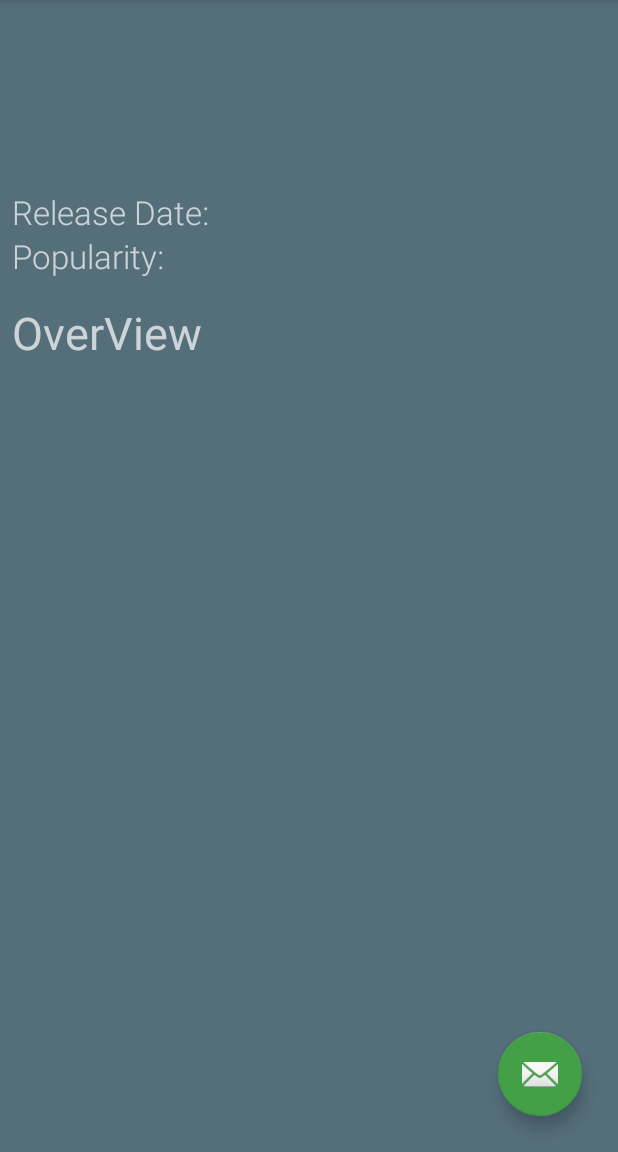
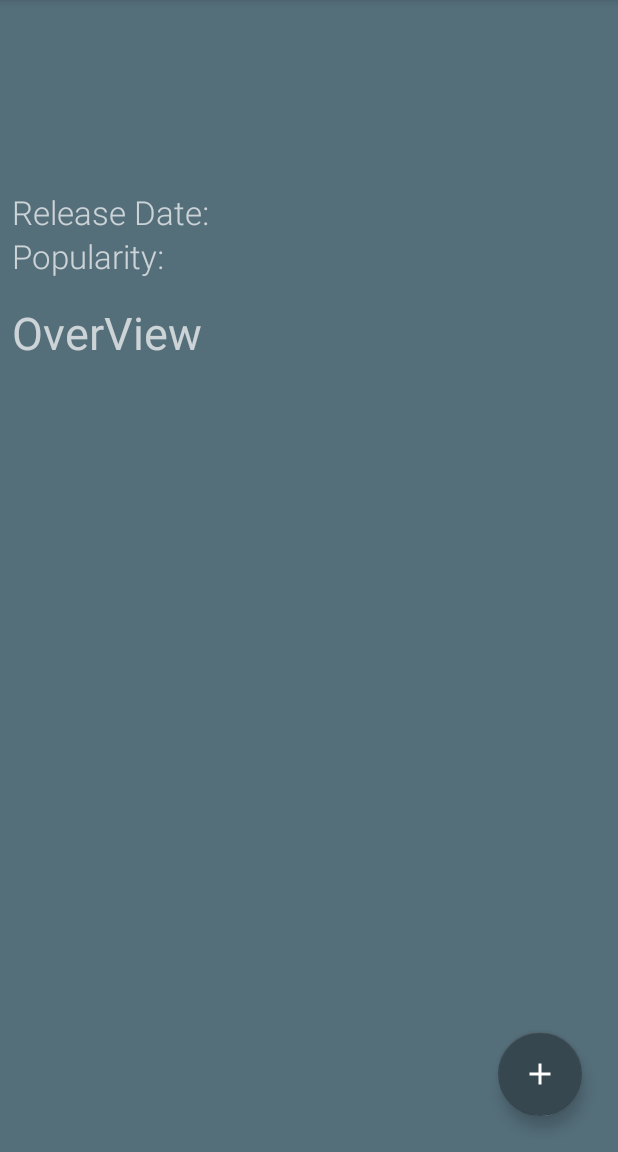
Before and after one commit to pengkunRu/Popular-Movies, an Android app: the DetailActivity screen opened directly, with no data from a screen before it, after a tap on an icon or button, on a phone screen of 412 x 824 dp, the part 84-1236 px from its top. Run offline under Robolectric (Android 15) with nearby library versions, the phone set to English and light mode, and no system bars; our stand-ins replace Picasso; network calls fail; pictures from the network do not load.

Commit message:
1.33 Polish the Float Action Button in detail_activity.xml

```diff
--- a/app/src/main/java/com/example/android/popularmovies/DetailActivity.java
+++ b/app/src/main/java/com/example/android/popularmovies/DetailActivity.java
@@ -42,7 +42,9 @@ public class DetailActivity extends AppCompatActivity {
         fab.setOnClickListener(new View.OnClickListener() {
             @Override
             public void onClick(View view) {
-                Toast.makeText(DetailActivity.this,"Add your Action!",Toast.LENGTH_SHORT).show();
+                Context context = DetailActivity.this;
+                String text = "Collect The Movie";
+                Toast.makeText(context,text,Toast.LENGTH_SHORT).show();
             }
         });
 
--- a/app/src/main/res/layout/activity_detail.xml
+++ b/app/src/main/res/layout/activity_detail.xml
@@ -1,19 +1,20 @@
 <?xml version="1.0" encoding="utf-8"?>
 <RelativeLayout xmlns:android="http://schemas.android.com/apk/res/android"
     xmlns:tools="http://schemas.android.com/tools"
+    xmlns:app="http://schemas.android.com/apk/res-auto"
     android:id="@+id/activity_detail"
     android:layout_width="match_parent"
     android:layout_height="match_parent"
+    android:background="@color/colorBackground"
+    android:padding="8dp"
+    android:paddingLeft="10dp"
     android:paddingTop="16dp"
-    android:paddingLeft="10dp"
-    android:padding="8dp"
-    android:background="@color/colorBackground"
     tools:context="com.example.android.popularmovies.DetailActivity">
 
     <ScrollView
-        android:scrollbars="none"
         android:layout_width="match_parent"
-        android:layout_height="wrap_content">
+        android:layout_height="wrap_content"
+        android:scrollbars="none">
 
         <LinearLayout
             android:layout_width="match_parent"
@@ -30,28 +31,28 @@
                 tools:text="Logan" />
 
             <LinearLayout
-                android:layout_marginTop="16dp"
                 android:layout_width="match_parent"
                 android:layout_height="0dp"
+                android:layout_marginTop="16dp"
                 android:layout_weight="1"
                 android:orientation="horizontal">
 
                 <ImageView
-                    android:scaleType="centerCrop"
                     android:id="@+id/iv_image"
                     android:layout_width="0dp"
                     android:layout_height="match_parent"
-                    android:layout_weight="1" />
+                    android:layout_weight="1"
+                    android:scaleType="centerCrop" />
 
                 <TextView
-                    android:layout_marginRight="40dp"
-                    android:gravity="right|top"
-                    android:textSize="40sp"
-                    android:fontFamily="sans-serif-light"
                     android:id="@+id/tv_vote_average"
                     android:layout_width="0dp"
                     android:layout_height="match_parent"
-                    android:layout_weight="1" />
+                    android:layout_marginRight="40dp"
+                    android:layout_weight="1"
+                    android:fontFamily="sans-serif-light"
+                    android:gravity="right|top"
+                    android:textSize="40sp" />
             </LinearLayout>
 
             <LinearLayout
@@ -67,9 +68,9 @@
                     android:orientation="horizontal">
 
                     <TextView
-                        android:fontFamily="sans-serif-light"
                         android:layout_width="wrap_content"
                         android:layout_height="match_parent"
+                        android:fontFamily="sans-serif-light"
                         android:text="Release Date: "
                         android:textSize="22sp" />
 
@@ -105,11 +106,11 @@
                 </LinearLayout>
 
                 <LinearLayout
-                    android:paddingTop="16dp"
                     android:layout_width="match_parent"
                     android:layout_height="0dp"
                     android:layout_weight="6"
-                    android:orientation="vertical">
+                    android:orientation="vertical"
+                    android:paddingTop="16dp">
 
                     <TextView
                         android:layout_width="match_parent"
@@ -138,6 +139,7 @@
         android:layout_alignParentBottom="true"
         android:layout_alignParentRight="true"
         android:layout_margin="@dimen/fab_margin"
-        android:src="@android:drawable/ic_dialog_email" />
-
+        app:backgroundTint="@color/colorBackgroundFloatActionButton"
+        android:scaleType="centerCrop"
+        android:src="@drawable/ic_add_white_48dp" />
 </RelativeLayout>
--- a/app/src/main/res/values/colors.xml
+++ b/app/src/main/res/values/colors.xml
@@ -4,4 +4,5 @@
     <color name="colorPrimaryDark">#303F9F</color>
     <color name="colorAccent">#FF4081</color>
     <color name="colorBackground">#546E7A</color>
+    <color name="colorBackgroundFloatActionButton">#37474F</color>
 </resources>
```
Also changed, not shown: app/src/main/res/drawable-hdpi/ic_add_white_48dp.png (added), app/src/main/res/drawable-mdpi/ic_add_white_48dp.png (added), app/src/main/res/drawable-xhdpi/ic_add_white_48dp.png (added), app/src/main/res/drawable-xxhdpi/ic_add_white_48dp.png (added), app/src/main/res/drawable-xxxhdpi/ic_add_white_48dp.png (added).
